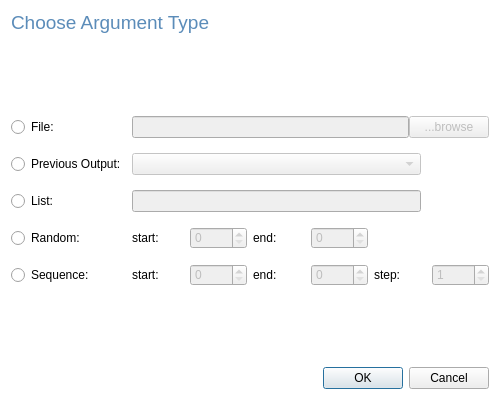
First picture: the form in ui/Argument_Dialog_Alt.ui, repository DaniCaballero/ide, before the edit.
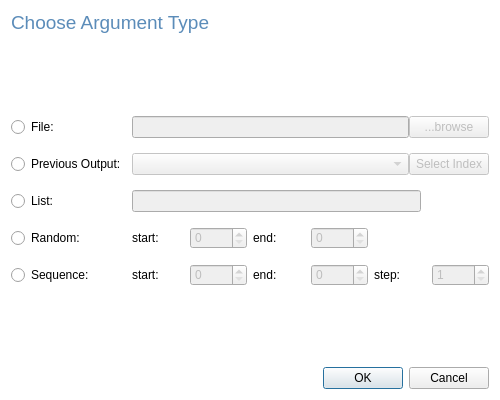
Second picture: the form after the edit.

Patch:
```diff
--- a/ui/Argument_Dialog_Alt.ui
+++ b/ui/Argument_Dialog_Alt.ui
@@ -112,20 +112,20 @@
         </widget>
        </item>
        <item>
-        <spacer name="horizontalSpacer">
-         <property name="orientation">
-          <enum>Qt::Horizontal</enum>
+        <widget class="QPushButton" name="select_index_btn">
+         <property name="enabled">
+          <bool>false</bool>
          </property>
-         <property name="sizeType">
-          <enum>QSizePolicy::Fixed</enum>
+         <property name="sizePolicy">
+          <sizepolicy hsizetype="Fixed" vsizetype="Fixed">
+           <horstretch>0</horstretch>
+           <verstretch>0</verstretch>
+          </sizepolicy>
          </property>
-         <property name="sizeHint" stdset="0">
-          <size>
-           <width>68</width>
-           <height>20</height>
-          </size>
+         <property name="text">
+          <string>Select Index</string>
          </property>
-        </spacer>
+        </widget>
        </item>
       </layout>
      </item>
```
